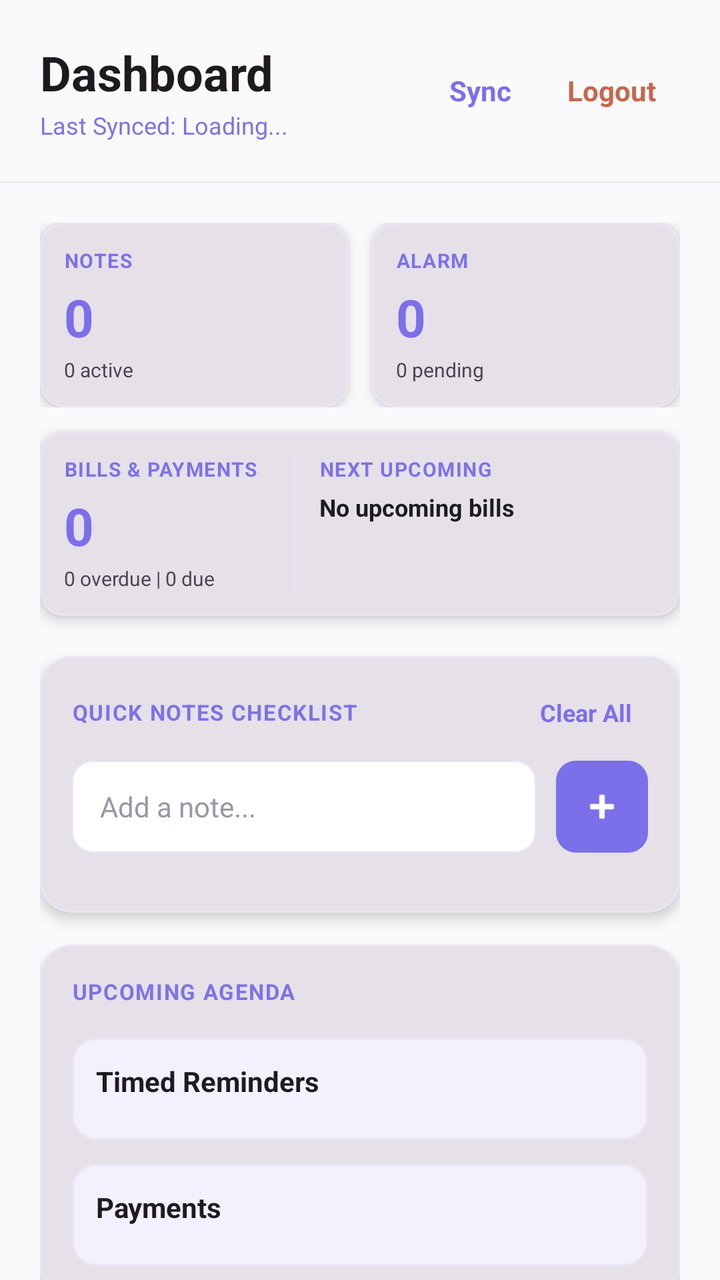
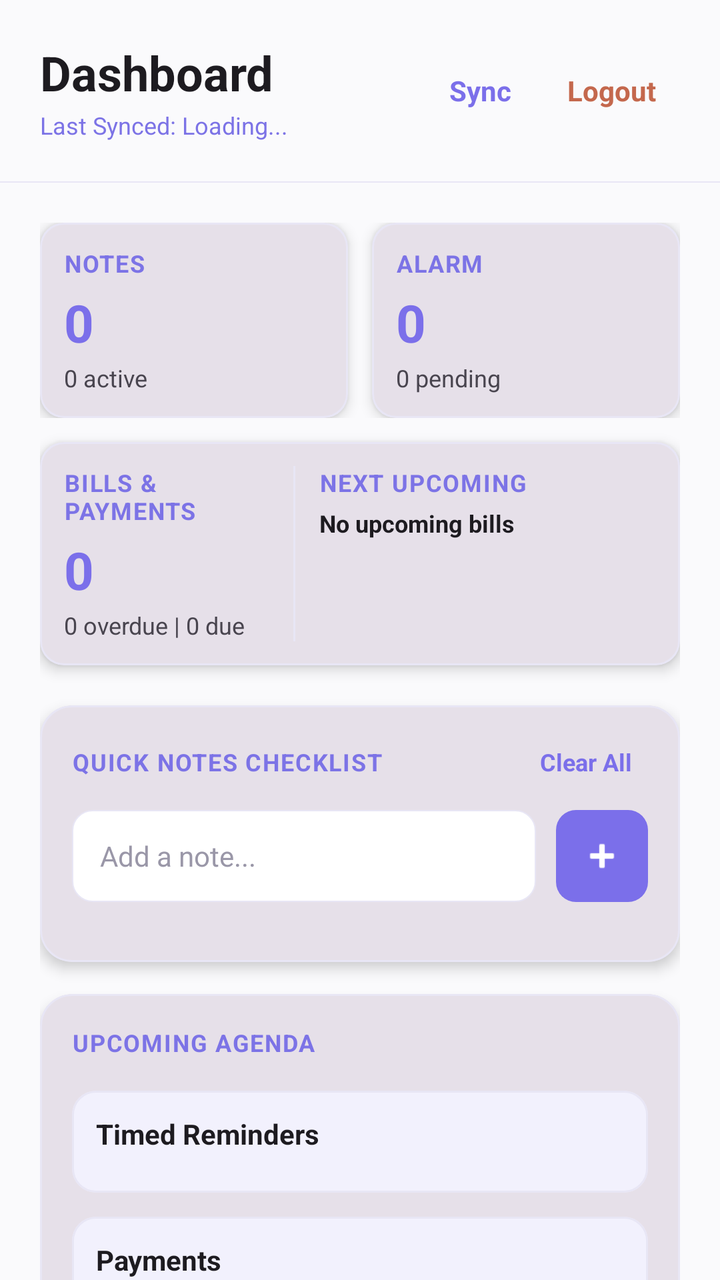

Two renders of the same Android screen: before a commit and after it. Below are the layout's source before the change and the commit's diff.
<!-- AndroidManifest.xml: application theme Theme.Reminder -->
<!-- res/layout/activity_main.xml -->
<?xml version="1.0" encoding="utf-8"?>
<androidx.constraintlayout.widget.ConstraintLayout xmlns:android="http://schemas.android.com/apk/res/android"
    xmlns:app="http://schemas.android.com/apk/res-auto"
    xmlns:tools="http://schemas.android.com/tools"
    android:layout_width="match_parent"
    android:layout_height="match_parent"
    android:background="?android:attr/windowBackground">

    
    <RelativeLayout
        android:id="@+id/header"
        android:layout_width="0dp"
        android:layout_height="wrap_content"
        android:paddingHorizontal="20dp"
        android:paddingTop="24dp"
        android:paddingBottom="16dp"
        app:layout_constraintTop_toTopOf="parent"
        app:layout_constraintStart_toStartOf="parent"
        app:layout_constraintEnd_toEndOf="parent">

        <LinearLayout
            android:layout_width="wrap_content"
            android:layout_height="wrap_content"
            android:orientation="vertical"
            android:layout_alignParentStart="true"
            android:layout_centerVertical="true"
            android:layout_toStartOf="@id/headerActions">

            <TextView
                android:id="@+id/txtWelcomeTitle"
                android:layout_width="wrap_content"
                android:layout_height="wrap_content"
                android:text="Dashboard"
                android:textColor="?android:attr/textColorPrimary"
                android:textSize="24sp"
                android:textStyle="bold" />

            <TextView
                android:id="@+id/txtLastSync"
                android:layout_width="wrap_content"
                android:layout_height="wrap_content"
                android:text="Last Synced: Loading..."
                android:textColor="@color/colorTextMuted"
                android:textSize="12sp"
                android:layout_marginTop="2dp" />
        </LinearLayout>

        <LinearLayout
            android:id="@+id/headerActions"
            android:layout_width="wrap_content"
            android:layout_height="wrap_content"
            android:orientation="horizontal"
            android:layout_alignParentEnd="true"
            android:layout_centerVertical="true">

            <TextView
                android:id="@+id/btnSync"
                android:layout_width="wrap_content"
                android:layout_height="wrap_content"
                android:text="Sync"
                android:textColor="@color/accent_purple"
                android:textSize="14sp"
                android:textStyle="bold"
                android:paddingHorizontal="12dp"
                android:paddingVertical="8dp"
                android:clickable="true"
                android:focusable="true"
                android:background="?android:attr/selectableItemBackground"
                android:layout_marginEnd="4dp" />

            <TextView
                android:id="@+id/btnLogout"
                android:layout_width="wrap_content"
                android:layout_height="wrap_content"
                android:text="Logout"
                android:textColor="@color/colorDelete"
                android:textSize="14sp"
                android:textStyle="bold"
                android:paddingHorizontal="12dp"
                android:paddingVertical="8dp"
                android:clickable="true"
                android:focusable="true"
                android:background="?android:attr/selectableItemBackground" />
        </LinearLayout>
    </RelativeLayout>

    <View
        android:id="@+id/headerDivider"
        android:layout_width="0dp"
        android:layout_height="0.5dp"
        android:background="@color/colorDivider"
        app:layout_constraintTop_toBottomOf="@id/header"
        app:layout_constraintStart_toStartOf="parent"
        app:layout_constraintEnd_toEndOf="parent" />

    
    <androidx.core.widget.NestedScrollView
        android:id="@+id/scrollView"
        android:layout_width="0dp"
        android:layout_height="0dp"
        android:fillViewport="true"
        app:layout_constraintTop_toBottomOf="@id/headerDivider"
        app:layout_constraintBottom_toBottomOf="parent"
        app:layout_constraintStart_toStartOf="parent"
        app:layout_constraintEnd_toEndOf="parent">

        <LinearLayout
            android:layout_width="match_parent"
            android:layout_height="wrap_content"
            android:orientation="vertical"
            android:paddingHorizontal="20dp"
            android:paddingTop="20dp"
            android:paddingBottom="24dp">

            
            <LinearLayout
                android:id="@+id/summaryCardsLayout"
                android:layout_width="match_parent"
                android:layout_height="wrap_content"
                android:orientation="horizontal"
                android:layout_marginBottom="12dp">

                
                <com.google.android.material.card.MaterialCardView
                    android:id="@+id/quickNotesSummaryCard"
                    style="?attr/materialCardViewFilledStyle"
                    android:layout_width="0dp"
                    android:layout_height="wrap_content"
                    android:layout_weight="1"
                    android:layout_marginEnd="6dp"
                    android:clickable="true"
                    android:focusable="true"
                    app:cardElevation="@dimen/card_elevation"
                    app:cardCornerRadius="12dp"
                    app:strokeWidth="@dimen/card_stroke_width"
                    app:strokeColor="@color/colorDivider">

                    <LinearLayout
                        android:layout_width="match_parent"
                        android:layout_height="wrap_content"
                        android:orientation="vertical"
                        android:padding="12dp">

                        <TextView
                            android:layout_width="wrap_content"
                            android:layout_height="wrap_content"
                            android:text="NOTES"
                            android:textColor="@color/colorTextMuted"
                            android:textSize="10sp"
                            android:textStyle="bold"
                            android:letterSpacing="0.05" />

                        <TextView
                            android:id="@+id/txtNotesCount"
                            android:layout_width="wrap_content"
                            android:layout_height="wrap_content"
                            android:text="0"
                            android:textColor="@color/accent_purple"
                            android:textSize="26sp"
                            android:textStyle="bold"
                            android:layout_marginTop="4dp" />

                        <TextView
                            android:id="@+id/txtNotesSub"
                            android:layout_width="wrap_content"
                            android:layout_height="wrap_content"
                            android:text="0 active"
                            android:textColor="@color/colorTextSecondary"
                            android:textSize="10sp"
                            android:layout_marginTop="2dp"
                            android:ellipsize="end"
                            android:maxLines="1" />
                    </LinearLayout>
                </com.google.android.material.card.MaterialCardView>

                
                <com.google.android.material.card.MaterialCardView
                    android:id="@+id/timedRemindersBtn"
                    style="?attr/materialCardViewFilledStyle"
                    android:layout_width="0dp"
                    android:layout_height="wrap_content"
                    android:layout_weight="1"
                    android:layout_marginStart="6dp"
                    android:clickable="true"
                    android:focusable="true"
                    app:cardElevation="@dimen/card_elevation"
                    app:cardCornerRadius="12dp"
                    app:strokeWidth="@dimen/card_stroke_width"
                    app:strokeColor="@color/colorDivider">

                    <LinearLayout
                        android:layout_width="match_parent"
                        android:layout_height="wrap_content"
                        android:orientation="vertical"
                        android:padding="12dp">

                        <TextView
                            android:layout_width="wrap_content"
                            android:layout_height="wrap_content"
                            android:text="ALARM"
                            android:textColor="@color/colorTextMuted"
                            android:textSize="10sp"
                            android:textStyle="bold"
                            android:letterSpacing="0.05" />

                        <TextView
                            android:id="@+id/txtRemindersCount"
                            android:layout_width="wrap_content"
                            android:layout_height="wrap_content"
                            android:text="0"
                            android:textColor="@color/accent_purple"
                            android:textSize="26sp"
                            android:textStyle="bold"
                            android:layout_marginTop="4dp" />

                        <TextView
                            android:id="@+id/txtRemindersSub"
                            android:layout_width="wrap_content"
                            android:layout_height="wrap_content"
                            android:text="0 pending"
                            android:textColor="@color/colorTextSecondary"
                            android:textSize="10sp"
                            android:layout_marginTop="2dp"
                            android:ellipsize="end"
                            android:maxLines="1" />
                    </LinearLayout>
                </com.google.android.material.card.MaterialCardView>
            </LinearLayout>

            
            <com.google.android.material.card.MaterialCardView
                android:id="@+id/monthlyPaymentsBtn"
                style="?attr/materialCardViewFilledStyle"
                android:layout_width="match_parent"
                android:layout_height="wrap_content"
                android:layout_marginBottom="20dp"
                android:clickable="true"
                android:focusable="true"
                app:cardElevation="@dimen/card_elevation"
                app:cardCornerRadius="12dp"
                app:strokeWidth="@dimen/card_stroke_width"
                app:strokeColor="@color/colorDivider">

                <LinearLayout
                    android:layout_width="match_parent"
                    android:layout_height="wrap_content"
                    android:orientation="horizontal"
                    android:padding="12dp"
                    android:baselineAligned="false">

                    
                    <LinearLayout
                        android:layout_width="0dp"
                        android:layout_height="wrap_content"
                        android:layout_weight="1.1"
                        android:orientation="vertical">

                        <TextView
                            android:layout_width="wrap_content"
                            android:layout_height="wrap_content"
                            android:text="BILLS &amp; PAYMENTS"
                            android:textColor="@color/colorTextMuted"
                            android:textSize="10sp"
                            android:textStyle="bold"
                            android:letterSpacing="0.05" />

                        <TextView
                            android:id="@+id/txtPaymentsCount"
                            android:layout_width="wrap_content"
                            android:layout_height="wrap_content"
                            android:text="0"
                            android:textColor="@color/accent_purple"
                            android:textSize="26sp"
                            android:textStyle="bold"
                            android:layout_marginTop="4dp" />

                        <TextView
                            android:id="@+id/txtPaymentsSub"
                            android:layout_width="wrap_content"
                            android:layout_height="wrap_content"
                            android:text="0 overdue | 0 due"
                            android:textColor="@color/colorTextSecondary"
                            android:textSize="10sp"
                            android:layout_marginTop="2dp" />
                    </LinearLayout>

                    
                    <View
                        android:layout_width="1dp"
                        android:layout_height="match_parent"
                        android:layout_marginHorizontal="12dp"
                        android:background="@color/colorDivider" />

                    
                    <LinearLayout
                        android:layout_width="0dp"
                        android:layout_height="wrap_content"
                        android:layout_weight="1.8"
                        android:orientation="vertical">

                        <TextView
                            android:layout_width="wrap_content"
                            android:layout_height="wrap_content"
                            android:text="NEXT UPCOMING"
                            android:textColor="@color/colorTextMuted"
                            android:textSize="10sp"
                            android:textStyle="bold"
                            android:letterSpacing="0.05" />

                        <TextView
                            android:id="@+id/txtNextPaymentDetail"
                            android:layout_width="match_parent"
                            android:layout_height="wrap_content"
                            android:text="No upcoming bills"
                            android:textColor="@color/colorTextPrimary"
                            android:textSize="12sp"
                            android:textStyle="bold"
                            android:layout_marginTop="4dp"
                            android:ellipsize="end"
                            android:maxLines="2" />
                    </LinearLayout>
                </LinearLayout>
            </com.google.android.material.card.MaterialCardView>

            
            <com.google.android.material.card.MaterialCardView
                android:id="@+id/notesSectionCard"
                style="?attr/materialCardViewFilledStyle"
                android:layout_width="match_parent"
                android:layout_height="wrap_content"
                android:layout_marginBottom="16dp"
                app:cardElevation="@dimen/card_elevation"
                app:cardCornerRadius="16dp"
                app:strokeWidth="@dimen/card_stroke_width"
                app:strokeColor="@color/colorDivider">

                <LinearLayout
                    android:layout_width="match_parent"
                    android:layout_height="wrap_content"
                    android:orientation="vertical"
                    android:padding="16dp">

                    <RelativeLayout
                        android:layout_width="match_parent"
                        android:layout_height="wrap_content"
                        android:layout_marginBottom="12dp">

                        <TextView
                            android:layout_width="wrap_content"
                            android:layout_height="wrap_content"
                            android:layout_centerVertical="true"
                            android:text="QUICK NOTES CHECKLIST"
                            android:textColor="@color/colorTextMuted"
                            android:textSize="11sp"
                            android:textStyle="bold"
                            android:letterSpacing="0.05" />

                        <TextView
                            android:id="@+id/btnClearAllNotes"
                            android:layout_width="wrap_content"
                            android:layout_height="wrap_content"
                            android:layout_alignParentEnd="true"
                            android:layout_centerVertical="true"
                            android:text="@string/clear_all"
                            android:textColor="@color/accent_purple"
                            android:textSize="12sp"
                            android:textStyle="bold"
                            android:paddingHorizontal="8dp"
                            android:paddingVertical="4dp"
                            android:clickable="true"
                            android:focusable="true"
                            android:background="?android:attr/selectableItemBackground" />
                    </RelativeLayout>

                    
                    <LinearLayout
                        android:layout_width="match_parent"
                        android:layout_height="wrap_content"
                        android:orientation="horizontal"
                        android:gravity="center_vertical"
                        android:layout_marginBottom="14dp">

                        <EditText
                            android:id="@+id/editTextQuickNote"
                            android:layout_width="0dp"
                            android:layout_height="46dp"
                            android:layout_weight="1"
                            android:background="@drawable/rounded_edittext"
                            android:hint="@string/add_note_hint"
                            android:textColor="?android:attr/textColorPrimary"
                            android:textColorHint="@color/colorHint"
                            android:textSize="14sp"
                            android:paddingHorizontal="14dp"
                            android:paddingVertical="0dp"
                            android:inputType="text"
                            android:maxLines="1"
                            android:autofillHints="none" />

                        <ImageView
                            android:id="@+id/btnAddQuickNote"
                            android:layout_width="46dp"
                            android:layout_height="46dp"
                            android:layout_marginStart="10dp"
                            android:background="@drawable/rounded_primary_button"
                            android:padding="12dp"
                            android:src="@android:drawable/ic_input_add"
                            android:contentDescription="@string/add_note_desc"
                            app:tint="#FFFFFF"
                            android:clickable="true"
                            android:focusable="true"/>
                    </LinearLayout>

                    <androidx.recyclerview.widget.RecyclerView
                        android:id="@+id/recyclerQuickNotes"
                        android:layout_width="match_parent"
                        android:layout_height="wrap_content"
                        android:nestedScrollingEnabled="false" />
                </LinearLayout>
            </com.google.android.material.card.MaterialCardView>

            
            <com.google.android.material.card.MaterialCardView
                android:id="@+id/agendaSectionCard"
                style="?attr/materialCardViewFilledStyle"
                android:layout_width="match_parent"
                android:layout_height="wrap_content"
                app:cardElevation="@dimen/card_elevation"
                app:cardCornerRadius="16dp"
                app:strokeWidth="@dimen/card_stroke_width"
                app:strokeColor="@color/colorDivider">

                <LinearLayout
                    android:layout_width="match_parent"
                    android:layout_height="wrap_content"
                    android:orientation="vertical"
                    android:padding="16dp">

                    <TextView
                        android:layout_width="wrap_content"
                        android:layout_height="wrap_content"
                        android:text="UPCOMING AGENDA"
                        android:textColor="@color/colorTextMuted"
                        android:textSize="11sp"
                        android:textStyle="bold"
                        android:letterSpacing="0.05"
                        android:layout_marginBottom="16dp" />

                    
                    <com.google.android.material.card.MaterialCardView
                        android:id="@+id/sectionUpcomingReminders"
                        style="?attr/materialCardViewFilledStyle"
                        android:layout_width="match_parent"
                        android:layout_height="wrap_content"
                        android:clickable="true"
                        android:focusable="true"
                        app:cardElevation="0dp"
                        app:cardCornerRadius="12dp"
                        app:strokeWidth="@dimen/card_stroke_width"
                        app:strokeColor="@color/colorDivider"
                        app:cardBackgroundColor="@color/colorSurface">

                        <LinearLayout
                            android:layout_width="match_parent"
                            android:layout_height="wrap_content"
                            android:orientation="vertical"
                            android:padding="12dp">

                            <TextView
                                android:layout_width="wrap_content"
                                android:layout_height="wrap_content"
                                android:text="Timed Reminders"
                                android:textColor="?android:attr/textColorPrimary"
                                android:textSize="14sp"
                                android:textStyle="bold"
                                android:layout_marginBottom="8dp" />

                            <TextView
                                android:id="@+id/txtNoUpcomingReminders"
                                android:layout_width="match_parent"
                                android:layout_height="wrap_content"
                                android:text="No upcoming reminders"
                                android:textColor="@color/colorTextSecondary"
                                android:textSize="13sp"
                                android:visibility="gone"
                                android:paddingVertical="8dp" />

                            <LinearLayout
                                android:id="@+id/layoutUpcomingReminders"
                                android:layout_width="match_parent"
                                android:layout_height="wrap_content"
                                android:orientation="vertical" />
                        </LinearLayout>
                    </com.google.android.material.card.MaterialCardView>

                    
                    <com.google.android.material.card.MaterialCardView
                        android:id="@+id/sectionUpcomingPayments"
                        style="?attr/materialCardViewFilledStyle"
                        android:layout_width="match_parent"
                        android:layout_height="wrap_content"
                        android:layout_marginTop="12dp"
                        android:clickable="true"
                        android:focusable="true"
                        app:cardElevation="0dp"
                        app:cardCornerRadius="12dp"
                        app:strokeWidth="@dimen/card_stroke_width"
                        app:strokeColor="@color/colorDivider"
                        app:cardBackgroundColor="@color/colorSurface">

                        <LinearLayout
                            android:layout_width="match_parent"
                            android:layout_height="wrap_content"
                            android:orientation="vertical"
                            android:padding="12dp">

                            <TextView
                                android:layout_width="wrap_content"
                                android:layout_height="wrap_content"
                                android:text="Payments"
                                android:textColor="?android:attr/textColorPrimary"
                                android:textSize="14sp"
                                android:textStyle="bold"
                                android:layout_marginBottom="8dp" />

                            <TextView
                                android:id="@+id/txtNoUpcomingPayments"
                                android:layout_width="match_parent"
                                android:layout_height="wrap_content"
                                android:text="No upcoming payments"
                                android:textColor="@color/colorTextSecondary"
                                android:textSize="13sp"
                                android:visibility="gone"
                                android:paddingVertical="8dp" />

                            <LinearLayout
                                android:id="@+id/layoutUpcomingPayments"
                                android:layout_width="match_parent"
                                android:layout_height="wrap_content"
                                android:orientation="vertical" />
                        </LinearLayout>
                    </com.google.android.material.card.MaterialCardView>
                </LinearLayout>
            </com.google.android.material.card.MaterialCardView>

        </LinearLayout>
    </androidx.core.widget.NestedScrollView>

</androidx.constraintlayout.widget.ConstraintLayout>
<!-- resources referenced by this layout -->
<resources>
  <color name="accent_purple">@color/colorAccent</color>
  <color name="colorDelete">#C4684D</color>
  <color name="colorDivider">@color/light_divider</color>
  <color name="colorHint">#9A97A8</color>
  <color name="colorSurface">@color/light_surface</color>
  <color name="colorTextMuted">@color/light_text_muted</color>
  <color name="colorTextPrimary">@color/light_text_primary</color>
  <color name="colorTextSecondary">@color/light_text_secondary</color>
  <dimen name="card_elevation">4dp</dimen>
  <dimen name="card_stroke_width">1dp</dimen>
  <!-- drawable rounded_edittext (drawable) -->
  <?xml version="1.0" encoding="utf-8"?>
  <shape xmlns:android="http://schemas.android.com/apk/res/android"
      android:shape="rectangle">
      <solid android:color="@color/colorInputBackground" />
      <stroke android:width="0.5dp" android:color="@color/colorInputBorder" />
      <corners android:radius="10dp" />
  </shape>
  <!-- drawable rounded_primary_button (drawable) -->
  <?xml version="1.0" encoding="utf-8"?>
  <shape xmlns:android="http://schemas.android.com/apk/res/android"
      android:shape="rectangle">
      <gradient
          android:startColor="@color/colorButtonGradientStart"
          android:endColor="@color/colorButtonGradientEnd"
          android:angle="0" />
      <corners android:radius="10dp" />
  </shape>
  <string name="add_note_desc">Add Note</string>
  <string name="add_note_hint">Add a note...</string>
  <string name="clear_all">Clear All</string>
  <style name="Theme.Reminder" parent="Theme.Material3.DayNight.NoActionBar">
          <item name="colorPrimary">@color/accent_purple</item>
          <item name="colorOnPrimary">@color/white</item>
          <item name="colorSecondary">@color/accent_purple</item>
          <item name="colorOnSecondary">@color/white</item>
          <item name="android:statusBarColor">@color/colorBackground</item>
          <item name="android:windowLightStatusBar" tools:targetApi="m">true</item>
          <item name="android:timePickerMode">spinner</item>
  
          
          <item name="android:windowBackground">@color/light_background</item>
          <item name="colorSurface">@color/light_surface</item>
          <item name="colorOnSurface">@color/light_text_primary</item>
      </style>
  <color name="colorAccent">@color/light_primary</color>
  <color name="light_divider">#E8E6F5</color>
  <color name="light_surface">#FFFFFF</color>
  <color name="light_text_muted">#7C73E6</color>
  <color name="light_text_primary">#1D1B20</color>
  <color name="light_text_secondary">#49454F</color>
  <color name="colorInputBackground">@color/light_input_bg</color>
  <color name="colorInputBorder">@color/light_input_border</color>
  <color name="colorButtonGradientStart">@color/light_button_gradient_start</color>
  <color name="colorButtonGradientEnd">@color/light_button_gradient_end</color>
  <color name="white">#FFFFFFFF</color>
  <color name="colorBackground">@color/light_background</color>
  <color name="light_background">#FAFAFC</color>
  <color name="light_primary">#7B6FEA</color>
  <color name="light_input_bg">#FFFFFF</color>
  <color name="light_input_border">#E8E6F5</color>
  <color name="light_button_gradient_start">#7B6FEA</color>
  <color name="light_button_gradient_end">#7B6FEA</color>
</resources>

<!-- the commit's change to res/layout/activity_main.xml (unified diff, before → after) -->
@@ -146,7 +146,7 @@
                             android:layout_height="wrap_content"
                             android:text="NOTES"
                             android:textColor="@color/colorTextMuted"
-                            android:textSize="10sp"
+                            android:textSize="12sp"
                             android:textStyle="bold"
                             android:letterSpacing="0.05" />
 
@@ -166,7 +166,7 @@
                             android:layout_height="wrap_content"
                             android:text="0 active"
                             android:textColor="@color/colorTextSecondary"
-                            android:textSize="10sp"
+                            android:textSize="12sp"
                             android:layout_marginTop="2dp"
                             android:ellipsize="end"
                             android:maxLines="1" />
@@ -199,7 +199,7 @@
                             android:layout_height="wrap_content"
                             android:text="ALARM"
                             android:textColor="@color/colorTextMuted"
-                            android:textSize="10sp"
+                            android:textSize="12sp"
                             android:textStyle="bold"
                             android:letterSpacing="0.05" />
 
@@ -219,7 +219,7 @@
                             android:layout_height="wrap_content"
                             android:text="0 pending"
                             android:textColor="@color/colorTextSecondary"
-                            android:textSize="10sp"
+                            android:textSize="12sp"
                             android:layout_marginTop="2dp"
                             android:ellipsize="end"
                             android:maxLines="1" />
@@ -260,7 +260,7 @@
                             android:layout_height="wrap_content"
                             android:text="BILLS &amp; PAYMENTS"
                             android:textColor="@color/colorTextMuted"
-                            android:textSize="10sp"
+                            android:textSize="12sp"
                             android:textStyle="bold"
                             android:letterSpacing="0.05" />
 
@@ -280,7 +280,7 @@
                             android:layout_height="wrap_content"
                             android:text="0 overdue | 0 due"
                             android:textColor="@color/colorTextSecondary"
-                            android:textSize="10sp"
+                            android:textSize="12sp"
                             android:layout_marginTop="2dp" />
                     </LinearLayout>
 
@@ -303,7 +303,7 @@
                             android:layout_height="wrap_content"
                             android:text="NEXT UPCOMING"
                             android:textColor="@color/colorTextMuted"
-                            android:textSize="10sp"
+                            android:textSize="12sp"
                             android:textStyle="bold"
                             android:letterSpacing="0.05" />
 
@@ -351,7 +351,7 @@
                             android:layout_centerVertical="true"
                             android:text="QUICK NOTES CHECKLIST"
                             android:textColor="@color/colorTextMuted"
-                            android:textSize="11sp"
+                            android:textSize="12sp"
                             android:textStyle="bold"
                             android:letterSpacing="0.05" />
 
@@ -440,7 +440,7 @@
                         android:layout_height="wrap_content"
                         android:text="UPCOMING AGENDA"
                         android:textColor="@color/colorTextMuted"
-                        android:textSize="11sp"
+                        android:textSize="12sp"
                         android:textStyle="bold"
                         android:letterSpacing="0.05"
                         android:layout_marginBottom="16dp" />
<!-- resource entries referenced after the edit -->
@@ -20,14 +20,21 @@
   </shape>
   <!-- drawable rounded_primary_button (drawable) -->
   <?xml version="1.0" encoding="utf-8"?>
-  <shape xmlns:android="http://schemas.android.com/apk/res/android"
-      android:shape="rectangle">
-      <gradient
-          android:startColor="@color/colorButtonGradientStart"
-          android:endColor="@color/colorButtonGradientEnd"
-          android:angle="0" />
-      <corners android:radius="10dp" />
-  </shape>
+  <ripple xmlns:android="http://schemas.android.com/apk/res/android"
+      android:color="?attr/colorControlHighlight">
+      <item android:id="@android:id/mask">
+          <shape android:shape="rectangle">
+              <solid android:color="@android:color/white" />
+              <corners android:radius="10dp" />
+          </shape>
+      </item>
+      <item>
+          <shape android:shape="rectangle">
+              <solid android:color="@color/colorAccent" />
+              <corners android:radius="10dp" />
+          </shape>
+      </item>
+  </ripple>
   <string name="add_note_desc">Add Note</string>
   <string name="add_note_hint">Add a note...</string>
   <string name="clear_all">Clear All</string>
@@ -53,15 +60,11 @@
   <color name="light_text_secondary">#49454F</color>
   <color name="colorInputBackground">@color/light_input_bg</color>
   <color name="colorInputBorder">@color/light_input_border</color>
-  <color name="colorButtonGradientStart">@color/light_button_gradient_start</color>
-  <color name="colorButtonGradientEnd">@color/light_button_gradient_end</color>
   <color name="white">#FFFFFFFF</color>
   <color name="colorBackground">@color/light_background</color>
   <color name="light_background">#FAFAFC</color>
   <color name="light_primary">#7B6FEA</color>
   <color name="light_input_bg">#FFFFFF</color>
   <color name="light_input_border">#E8E6F5</color>
-  <color name="light_button_gradient_start">#7B6FEA</color>
-  <color name="light_button_gradient_end">#7B6FEA</color>
 </resources>
 
